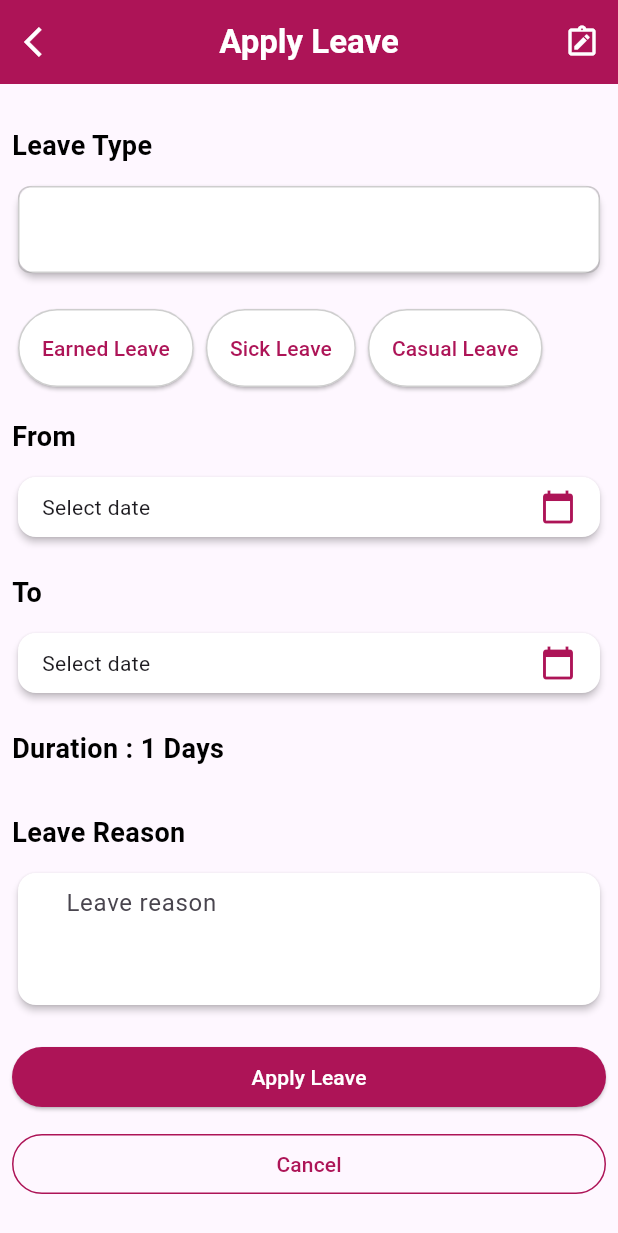
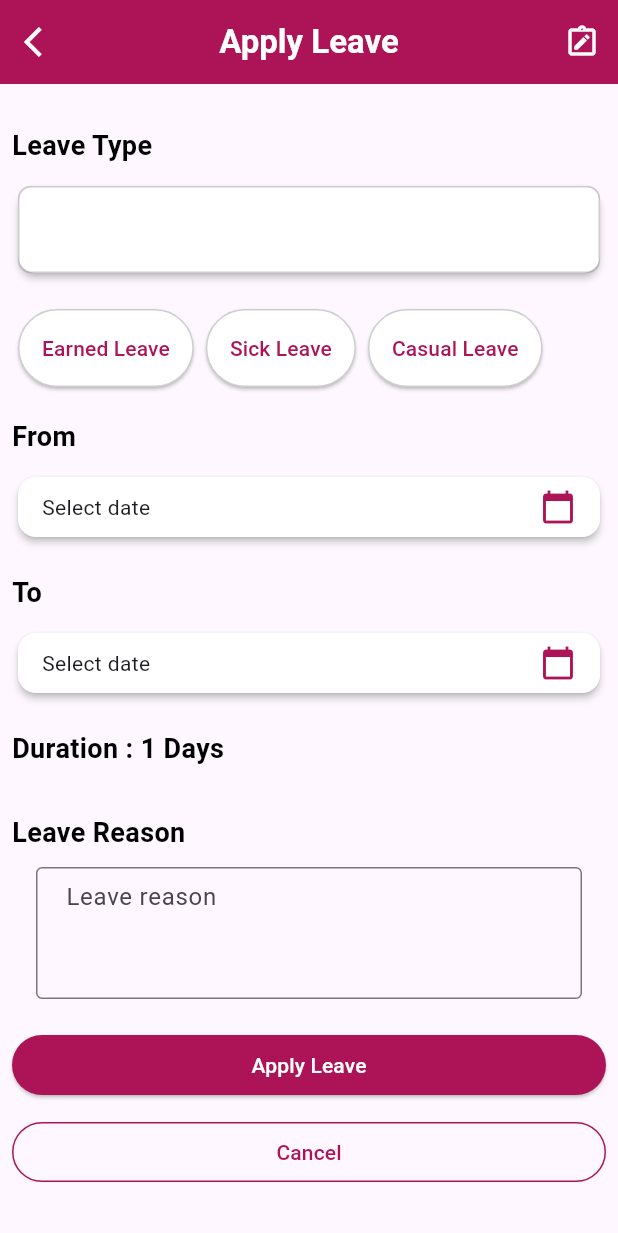
Before and after one commit to telphatech/TS_System_App, a Flutter app: the screen it shows after launch, after a tap on the "add" icon, on a phone screen of 412 x 824 dp. Shown: the top 1233 px of the screen. Run offline on Flutter 3.47's test engine with Material 3 defaults, Android fonts, the phone set to English and light mode, and no system bars.

Commit message:
Some Changes

```diff
--- a/lib/modules/employee/leave/presentation/views/apply_leave_mobile_view.dart
+++ b/lib/modules/employee/leave/presentation/views/apply_leave_mobile_view.dart
@@ -1,4 +1,5 @@
 import 'package:flutter/material.dart';
+import 'package:ts_system/modules/employee/leave/presentation/views/leave_dashboard_mobile_view.dart';
 
 class ApplyLeaveMobileView extends StatefulWidget {
   const ApplyLeaveMobileView({Key? key}) : super(key: key);
@@ -288,19 +289,16 @@ class _ApplyLeaveMobileViewState extends State<ApplyLeaveMobileView> {
                 ),
               ),
               SizedBox(height: 10),
-              Card(
-                color: Colors.white,
-                elevation: 2,
-                child: Padding(
+              Padding(
                 padding: const EdgeInsets.symmetric(horizontal: 16.0),
                 child: TextField(
+                  controller: reasonController,
                   maxLines: 3,
                   decoration: InputDecoration(
                     hintText: 'Leave reason',
-                      border: InputBorder.none,
+                    border: OutlineInputBorder(),
                     contentPadding:
                         EdgeInsets.only(left: 16.0, top: 8.0, bottom: 8.0),
-                    ),
                   ),
                 ),
               ),
@@ -324,8 +322,12 @@ class _ApplyLeaveMobileViewState extends State<ApplyLeaveMobileView> {
                     duration = 1;
                     selectedLeaveType = '';
                   });
-                  reasonController
-                      .clear();
+                  reasonController.clear();
+                  Navigator.pushReplacement(
+                    context,
+                    MaterialPageRoute(
+                        builder: (context) => LeaveDashboardMobileView()),
+                  );
                 },
                 style: OutlinedButton.styleFrom(
                   side: BorderSide(
--- a/lib/modules/employee/leave/presentation/views/leave_dashboard_mobile_view.dart
+++ b/lib/modules/employee/leave/presentation/views/leave_dashboard_mobile_view.dart
@@ -183,19 +183,16 @@ class BalanceLeaveCard extends StatelessWidget {
               ),
               SizedBox(height: 8),
               Padding(
-                padding: EdgeInsets.symmetric(
-                    horizontal: 10),
+                padding: EdgeInsets.symmetric(horizontal: 10),
                 child: Row(
                   mainAxisAlignment: MainAxisAlignment.center,
                   children: [
                     Icon(Icons.sick_outlined),
                     SizedBox(width: 6),
-                    Padding(
-                      padding:
-                          EdgeInsets.only(top: 2),
+                    Expanded(
                       child: Text(
                         'Sick Leave',
-                        style: TextStyle(fontSize: 12),
+                        style: TextStyle(fontSize: 10),
                       ),
                     ),
                   ],
```
Lines whose indentation alone changed are shown as unchanged.
